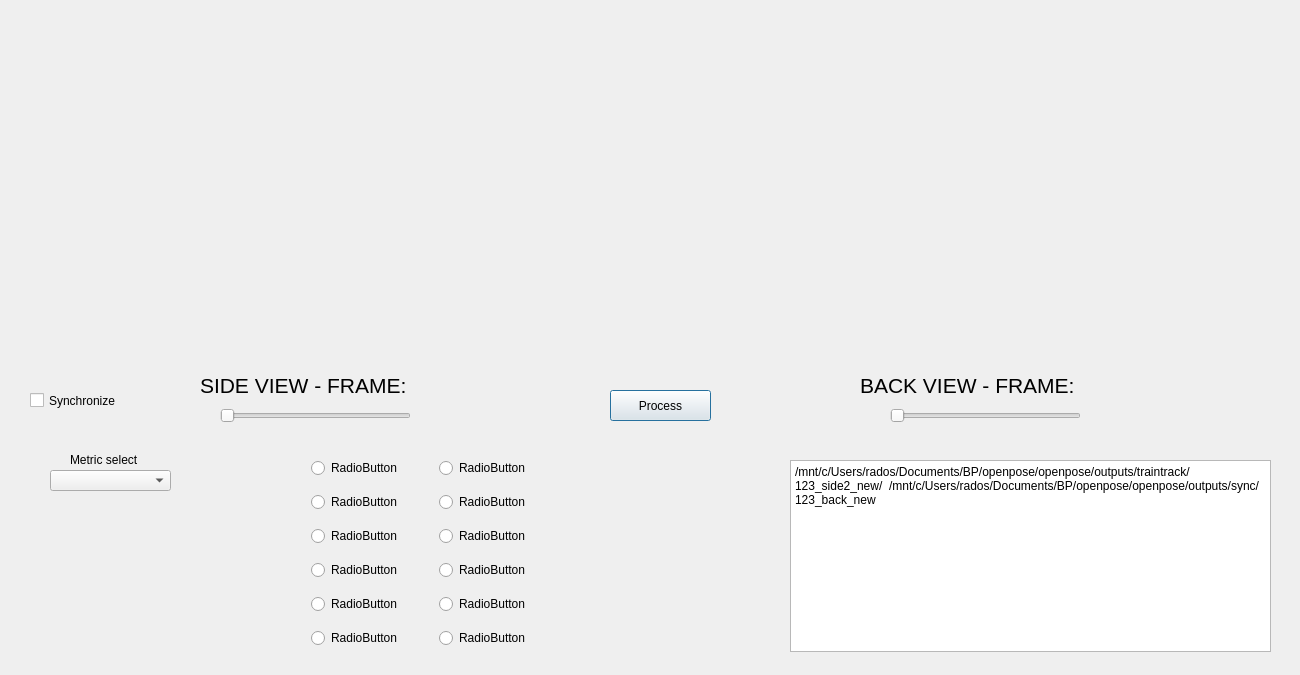
Before: the Qt Designer form src/run_analysis.ui in Radluy/Running-Gait-Analysis, drawn with Qt 5.
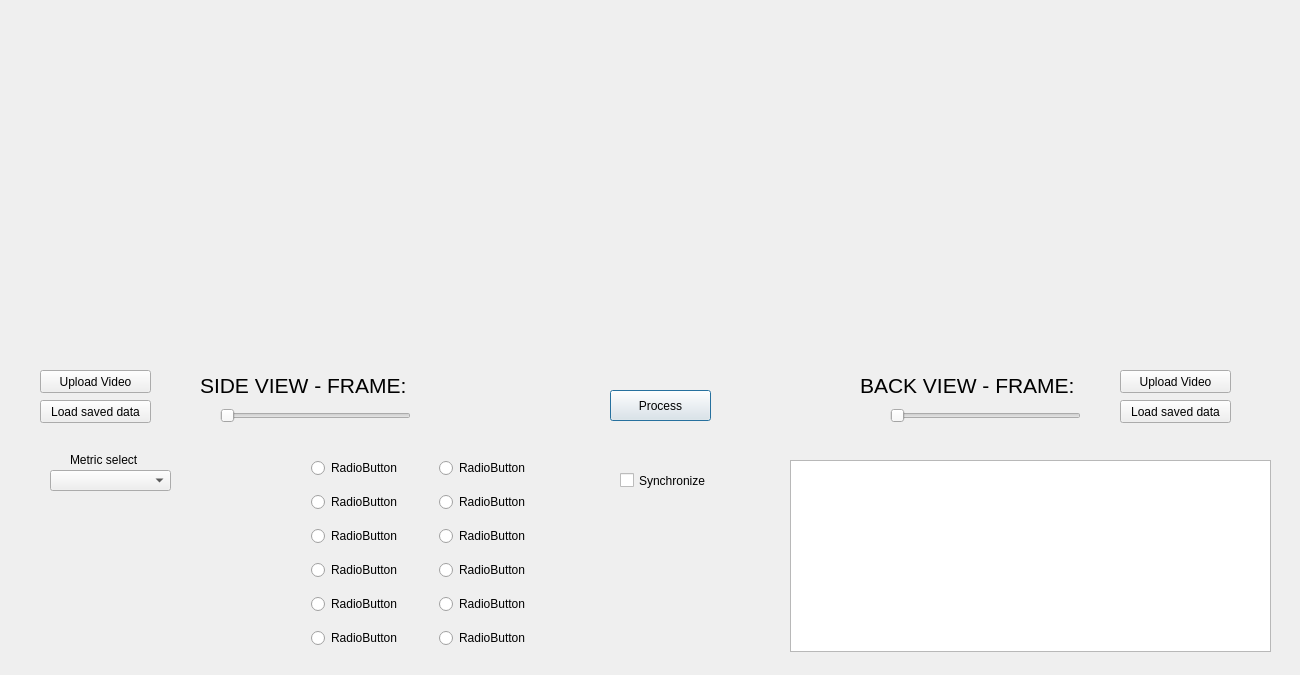
After: the same form once the commit is applied.

Commit message: added upload buttons specific for video/folder

What changed in the file:
```diff
--- a/src/run_analysis.ui
+++ b/src/run_analysis.ui
@@ -173,7 +173,7 @@
 &lt;html&gt;&lt;head&gt;&lt;meta name=&quot;qrichtext&quot; content=&quot;1&quot; /&gt;&lt;style type=&quot;text/css&quot;&gt;
 p, li { white-space: pre-wrap; }
 &lt;/style&gt;&lt;/head&gt;&lt;body style=&quot; font-family:'Sans Serif'; font-size:9pt; font-weight:400; font-style:normal;&quot;&gt;
-&lt;p style=&quot; margin-top:0px; margin-bottom:0px; margin-left:0px; margin-right:0px; -qt-block-indent:0; text-indent:0px;&quot;&gt;/mnt/c/Users/rados/Documents/BP/openpose/openpose/outputs/traintrack/123_side2_new/  /mnt/c/Users/rados/Documents/BP/openpose/openpose/outputs/sync/123_back_new&lt;/p&gt;&lt;/body&gt;&lt;/html&gt;</string>
+&lt;p style=&quot; margin-top:0px; margin-bottom:0px; margin-left:0px; margin-right:0px; -qt-block-indent:0; text-indent:0px;&quot;&gt; &lt;/p&gt;&lt;/body&gt;&lt;/html&gt;</string>
    </property>
   </widget>
   <widget class="QLabel" name="label_3">
@@ -363,8 +363,8 @@
   <widget class="QCheckBox" name="checkBox">
    <property name="geometry">
     <rect>
-     <x>30</x>
-     <y>390</y>
+     <x>620</x>
+     <y>470</y>
      <width>121</width>
      <height>21</height>
     </rect>
@@ -373,6 +373,58 @@
     <string>Synchronize</string>
    </property>
   </widget>
+  <widget class="QPushButton" name="sideVideoUploadButton">
+   <property name="geometry">
+    <rect>
+     <x>40</x>
+     <y>370</y>
+     <width>111</width>
+     <height>23</height>
+    </rect>
+   </property>
+   <property name="text">
+    <string>Upload Video</string>
+   </property>
+  </widget>
+  <widget class="QPushButton" name="sideDataUploadButton">
+   <property name="geometry">
+    <rect>
+     <x>40</x>
+     <y>400</y>
+     <width>111</width>
+     <height>23</height>
+    </rect>
+   </property>
+   <property name="text">
+    <string>Load saved data</string>
+   </property>
+  </widget>
+  <widget class="QPushButton" name="backVideoUploadButton">
+   <property name="geometry">
+    <rect>
+     <x>1120</x>
+     <y>370</y>
+     <width>111</width>
+     <height>23</height>
+    </rect>
+   </property>
+   <property name="text">
+    <string>Upload Video</string>
+   </property>
+  </widget>
+  <widget class="QPushButton" name="backDataUploadButton">
+   <property name="geometry">
+    <rect>
+     <x>1120</x>
+     <y>400</y>
+     <width>111</width>
+     <height>23</height>
+    </rect>
+   </property>
+   <property name="text">
+    <string>Load saved data</string>
+   </property>
+  </widget>
  </widget>
  <resources/>
  <connections/>
```
The commit also changes 1 other file.
